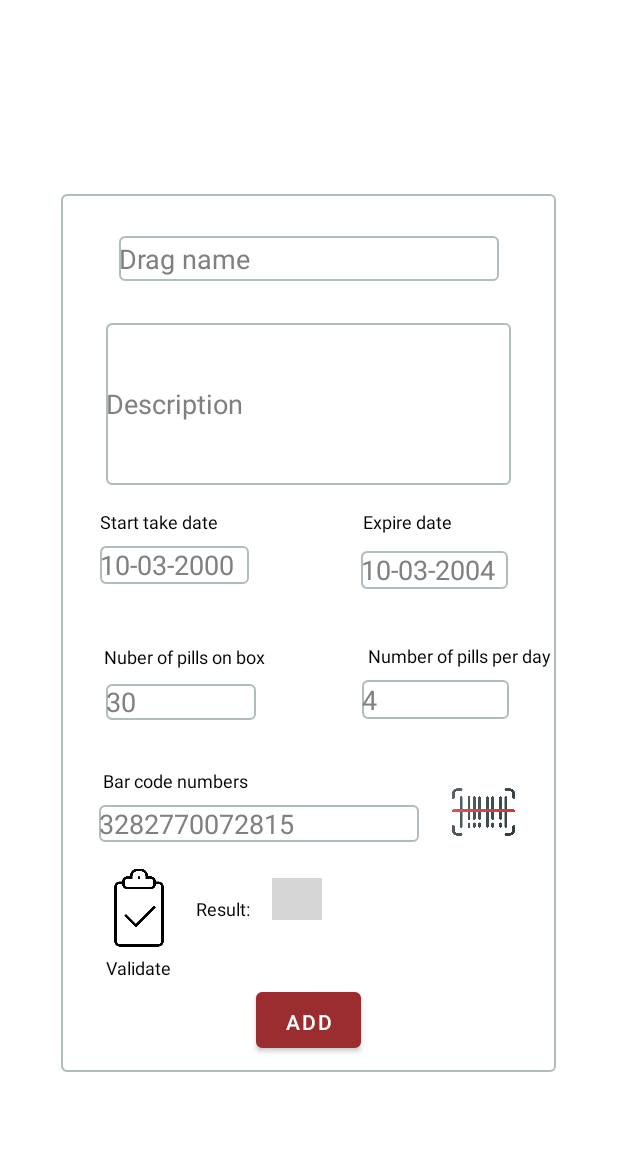
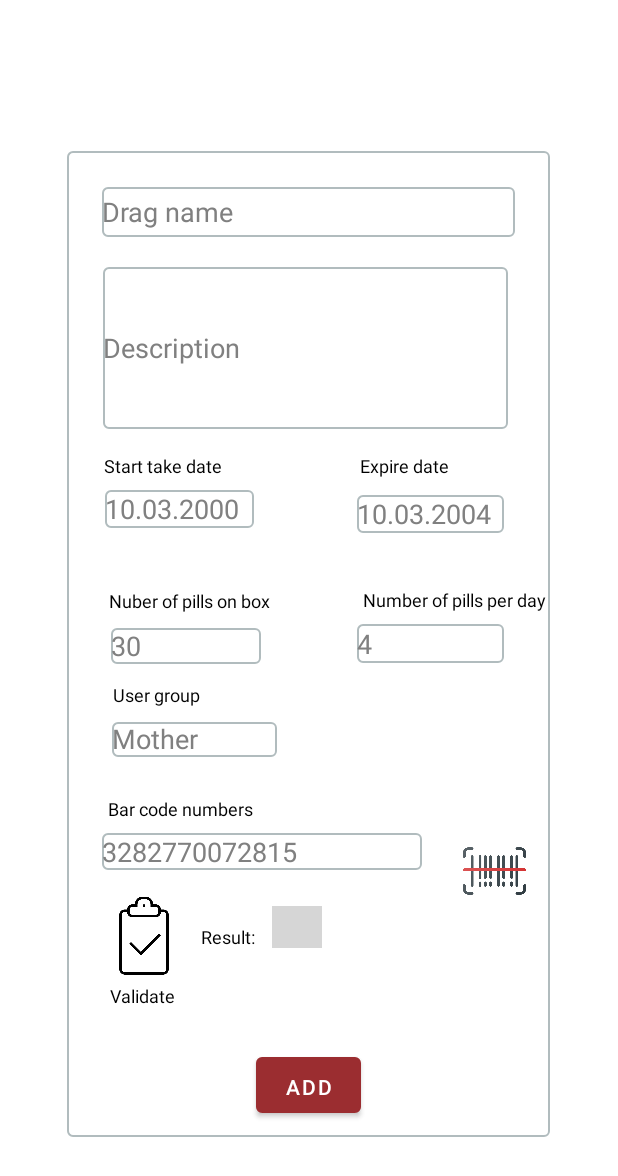
Before and after one commit to drdolgosheev/organizer-client, an Android app: the layout activity_add_drug.xml on its own in the app's theme, with its tools: preview values and no code run, on a phone screen of 412 x 824 dp. Shown: the top 1176 px of the screen. Run offline under Robolectric (Android 15) with nearby library versions, the light colour scheme and no system bars; grey boxes are pictures that could not be loaded.

Commit message:
bugs fixed

```diff
--- a/app/build.gradle
+++ b/app/build.gradle
@@ -29,7 +29,7 @@ android {
 }
 
 dependencies {
-    compile group: 'javax.mail', name: 'mail', version: '1.4.1'
+    implementation group: 'javax.mail', name: 'mail', version: '1.4.1'
     implementation 'com.google.code.gson:gson:2.8.6'
     implementation 'com.loopj.android:android-async-http:1.4.9'
     implementation 'com.squareup.okhttp3:okhttp:4.9.0'
--- a/app/src/main/AndroidManifest.xml
+++ b/app/src/main/AndroidManifest.xml
@@ -13,7 +13,8 @@
         android:supportsRtl="true"
         android:theme="@style/Theme.Organazerclient"
         android:usesCleartextTraffic="true">
-        <activity android:name=".services.Scaner"></activity>
+        <activity android:name=".activities.AddDrugCard"></activity>
+        <activity android:name=".services.Scaner" />
         <activity android:name=".activities.activity_add_drug" />
         <activity android:name=".activities.MainActivity" />
         <activity android:name=".activities.RegisterActivity" />
--- a/app/src/main/java/com/hse/organazer_client/activities/adapters/RecycleViewAdapter.java
+++ b/app/src/main/java/com/hse/organazer_client/activities/adapters/RecycleViewAdapter.java
@@ -121,7 +121,6 @@ public class RecycleViewAdapter extends RecyclerView.Adapter<RecycleViewAdapter.
 //                intent.putExtra("position", position);
 //                intent.putExtra("user", true);
 //                mContext.startActivity(intent);
-//                Toast.makeText(mContext,"Статус: " + Problem.getStatus(mStatus.get(position)), Toast.LENGTH_LONG).show();
         });
     }
 
--- a/app/src/main/res/layout/activity_add_drug.xml
+++ b/app/src/main/res/layout/activity_add_drug.xml
@@ -9,8 +9,8 @@
     tools:context=".activities.activity_add_drug">
 
     <androidx.constraintlayout.widget.ConstraintLayout
-        android:layout_width="330dp"
-        android:layout_height="585dp"
+        android:layout_width="322dp"
+        android:layout_height="657dp"
         android:layout_marginTop="56dp"
         android:background="@drawable/round_corner_slim"
         app:layout_constraintBottom_toBottomOf="parent"
@@ -38,16 +38,16 @@
             android:src="@drawable/scanner_barcode"
             app:layout_constraintBottom_toBottomOf="parent"
             app:layout_constraintEnd_toEndOf="parent"
-            app:layout_constraintHorizontal_bias="0.906"
+            app:layout_constraintHorizontal_bias="0.942"
             app:layout_constraintStart_toStartOf="parent"
             app:layout_constraintTop_toTopOf="parent"
-            app:layout_constraintVertical_bias="0.72" />
+            app:layout_constraintVertical_bias="0.747" />
 
         <EditText
             android:id="@+id/editTextDrugNameAddDrug"
-            android:layout_width="253dp"
-            android:layout_height="30dp"
-            android:layout_marginTop="28dp"
+            android:layout_width="275dp"
+            android:layout_height="33dp"
+            android:layout_marginTop="24dp"
             android:background="@drawable/round_corner_slim"
             android:ems="10"
             android:hint="Drag name"
@@ -60,13 +60,14 @@
             android:id="@+id/editTextDrugDescription"
             android:layout_width="270dp"
             android:layout_height="108dp"
-            android:layout_marginTop="28dp"
+            android:layout_marginTop="20dp"
             android:background="@drawable/round_corner_slim"
             android:ems="10"
             android:hint="Description"
             android:inputType="textMultiLine"
             android:lines="5"
             app:layout_constraintEnd_toEndOf="parent"
+            app:layout_constraintHorizontal_bias="0.461"
             app:layout_constraintStart_toStartOf="parent"
             app:layout_constraintTop_toBottomOf="@+id/editTextDrugNameAddDrug" />
 
@@ -77,7 +78,7 @@
             android:layout_marginTop="8dp"
             android:background="@drawable/round_corner_slim"
             android:ems="10"
-            android:hint="10-03-2000"
+            android:hint="10.03.2000"
             android:inputType="textPersonName"
             app:layout_constraintEnd_toEndOf="parent"
             app:layout_constraintHorizontal_bias="0.113"
@@ -119,7 +120,7 @@
             android:layout_marginTop="11dp"
             android:background="@drawable/round_corner_slim"
             android:ems="10"
-            android:hint="10-03-2004"
+            android:hint="10.03.2004"
             android:inputType="textPersonName"
             app:layout_constraintEnd_toEndOf="parent"
             app:layout_constraintHorizontal_bias="0.862"
@@ -145,11 +146,11 @@
             android:layout_height="wrap_content"
             android:layout_marginTop="40dp"
             android:text="Nuber of pills on box"
+            android:textColor="#000"
+            android:textSize="12sp"
             app:layout_constraintEnd_toEndOf="parent"
             app:layout_constraintHorizontal_bias="0.129"
             app:layout_constraintStart_toStartOf="parent"
-            android:textColor="#000"
-            android:textSize="12sp"
             app:layout_constraintTop_toBottomOf="@+id/editTextStartTakeTime" />
 
         <TextView
@@ -196,12 +197,12 @@
             android:id="@+id/textView5"
             android:layout_width="wrap_content"
             android:layout_height="wrap_content"
-            android:layout_marginTop="32dp"
+            android:layout_marginTop="88dp"
             android:text="Bar code numbers"
-            app:layout_constraintEnd_toEndOf="parent"
-            app:layout_constraintHorizontal_bias="0.12"
             android:textColor="#000"
             android:textSize="12sp"
+            app:layout_constraintEnd_toEndOf="parent"
+            app:layout_constraintHorizontal_bias="0.121"
             app:layout_constraintStart_toStartOf="parent"
             app:layout_constraintTop_toBottomOf="@+id/editTextNumberInBox" />
 
@@ -266,6 +267,33 @@
             app:layout_constraintStart_toStartOf="parent"
             app:layout_constraintTop_toBottomOf="@+id/imageView_validate" />
 
+        <EditText
+            android:id="@+id/editTextUserGroup"
+            android:layout_width="110dp"
+            android:layout_height="23dp"
+            android:layout_marginTop="10dp"
+            android:background="@drawable/round_corner_slim"
+            android:ems="10"
+            android:hint="Mother"
+            android:inputType="textPersonName"
+            app:layout_constraintEnd_toEndOf="parent"
+            app:layout_constraintHorizontal_bias="0.14"
+            app:layout_constraintStart_toStartOf="parent"
+            app:layout_constraintTop_toBottomOf="@+id/textViewUserGroup" />
+
+        <TextView
+            android:id="@+id/textViewUserGroup"
+            android:layout_width="wrap_content"
+            android:layout_height="wrap_content"
+            android:layout_marginTop="12dp"
+            android:text="User group"
+            android:textColor="#000"
+            android:textSize="12sp"
+            app:layout_constraintEnd_toEndOf="parent"
+            app:layout_constraintHorizontal_bias="0.116"
+            app:layout_constraintStart_toStartOf="parent"
+            app:layout_constraintTop_toBottomOf="@+id/editTextNumberInBox" />
+
     </androidx.constraintlayout.widget.ConstraintLayout>
 
 </androidx.constraintlayout.widget.ConstraintLayout>
```
Also changed, not shown: app/src/main/java/com/hse/organazer_client/activities/AddDrugCard.java (added, +16 -0 lines), app/src/main/java/com/hse/organazer_client/activities/MainActivity.java (+4 -4 lines), app/src/main/java/com/hse/organazer_client/activities/activity_add_drug.java (+5 -11 lines), app/src/main/java/com/hse/organazer_client/entities/Drug.java (+13 -2 lines), app/src/main/java/com/hse/organazer_client/entities/dto/drugSimpleDto.java (+33 -18 lines), app/src/main/res/layout/activity_add_drug_card.xml (added, +9 -0 lines).
